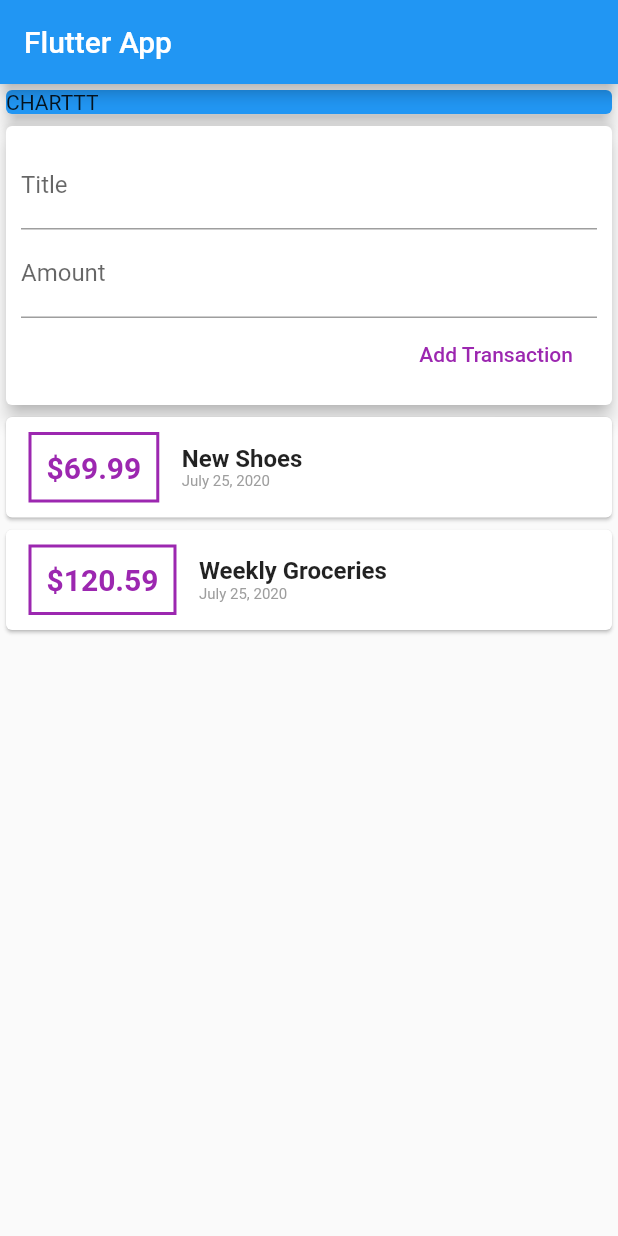
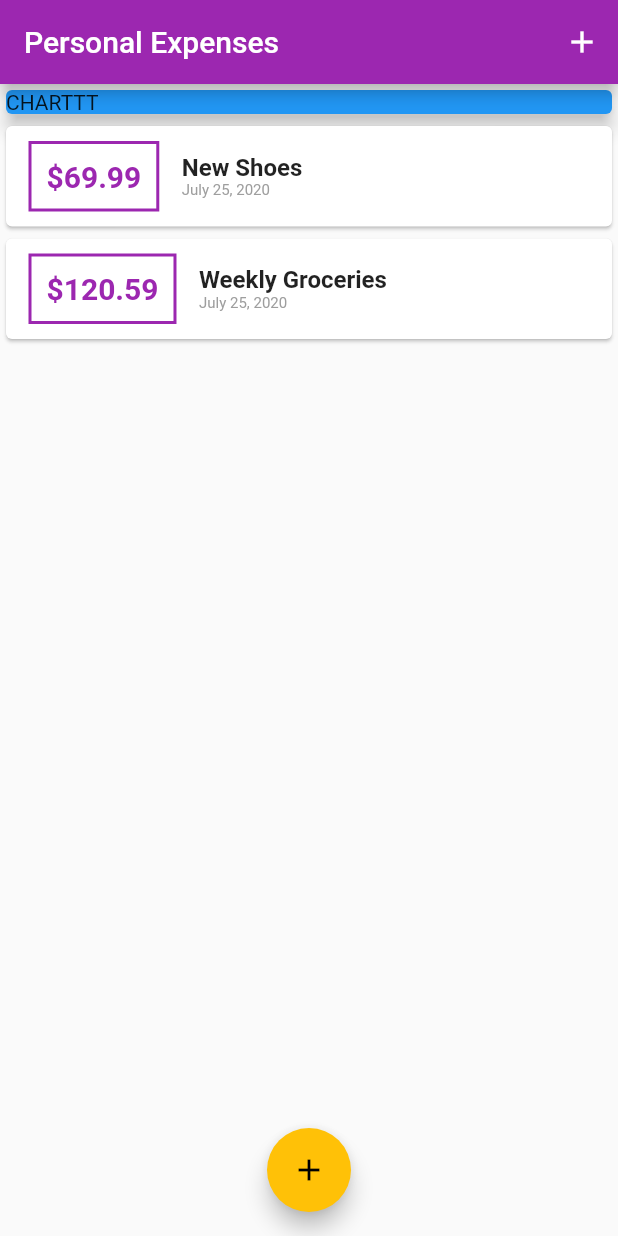
Before and after one commit to erinkelsey/personalexpenses-flutter, a Flutter app: the screen it shows after launch, on a phone screen of 412 x 824 dp. Run offline on Flutter 3.47's test engine with Material 2 defaults, Android fonts, the phone set to English and light mode, and no system bars.

Commit message:
update styling, add theme

```diff
--- a/lib/main.dart
+++ b/lib/main.dart
@@ -1,29 +1,92 @@
 import 'package:flutter/material.dart';
+import 'package:flutter/foundation.dart' show kIsWeb;
 
-import './widgets/user_transactions.dart';
+import './widgets/transaction_list.dart';
+import './widgets/new_transaction.dart';
+import './models/transaction.dart';
 
 void main() {
   runApp(MyApp());
 }
 
 class MyApp extends StatelessWidget {
-
   @override
   Widget build(BuildContext context) {
     return MaterialApp(
       title: 'Personal Expenses',
+      theme: ThemeData(
+        primarySwatch: Colors.purple,
+        accentColor: Colors.amber,
+      ),
       home: MyHomePage(),
     );
   }
 }
 
-class MyHomePage extends StatelessWidget {
+class MyHomePage extends StatefulWidget {
+
+  @override
+  _MyHomePageState createState() => _MyHomePageState();
+}
+
+class _MyHomePageState extends State<MyHomePage> {
+  final List<Transaction> _userTransactions = [
+    Transaction(
+      id: 't1',
+      title: 'New Shoes',
+      amount: 69.99,
+      date: DateTime.now()
+    ),
+    Transaction(
+      id: 't2',
+      title: 'Weekly Groceries',
+      amount: 120.59,
+      date: DateTime.now()
+    ),
+  ];
+
+  void _addNewTransaction(String txTitle, double txAmount){
+    final newTx = Transaction(
+      title: txTitle,
+      amount: txAmount,
+      date: DateTime.now(),
+      id: DateTime.now().toString(),
+    );
+
+    setState(() {
+      _userTransactions.add(newTx);
+    });
+  }
+
+  void _startAddNewTransaction(BuildContext ctx){
+    if(kIsWeb){
+      showDialog(context: ctx, builder: (_) {
+        return new AlertDialog(
+          content: NewTransaction(_addNewTransaction)
+        );
+      });
+    } else {
+      showModalBottomSheet(context: ctx, isScrollControlled: true, builder: (_) {
+        return GestureDetector(
+          onTap: () {},
+          behavior: HitTestBehavior.opaque,
+          child: NewTransaction(_addNewTransaction),
+        );
+      });
+    }
+  }
 
   @override
   Widget build(BuildContext context) {
     return Scaffold(
       appBar: AppBar(
-        title: Text('Flutter App'),
+        title: Text('Personal Expenses'),
+        actions: <Widget>[
+          IconButton(
+            icon: Icon(Icons.add),
+            onPressed: () => _startAddNewTransaction(context),
+          ),
+        ],
       ),
       body: SingleChildScrollView(
           child: Column(
@@ -38,9 +101,14 @@
                 elevation: 5,
               )
             ),
-            UserTransactions(),
+            TransactionList(_userTransactions),
           ],
         ),
+      ),
+      floatingActionButtonLocation: !kIsWeb ? FloatingActionButtonLocation.centerFloat : FloatingActionButtonLocation.endFloat,
+      floatingActionButton: FloatingActionButton(
+        child: Icon(Icons.add),
+        onPressed: () => _startAddNewTransaction(context),
       ),
     );
   }
--- a/lib/widgets/transaction_list.dart
+++ b/lib/widgets/transaction_list.dart
@@ -1,6 +1,7 @@
 import 'package:flutter/material.dart';
 import 'package:intl/intl.dart';
-import 'package:personal_expenses_app/models/transaction.dart';
+
+import '../models/transaction.dart';
 
 class TransactionList extends StatelessWidget {
   final List<Transaction> transactions;
@@ -9,8 +10,12 @@
 
   @override
   Widget build(BuildContext context) {
-    return Column(
-        children: transactions.map((tx) {
+    return Container(
+      // constraints: BoxConstraints(minWidth: 400, maxWidth: 500),
+      height: 300,
+      child: Scrollbar(
+        child: ListView.builder(
+          itemBuilder: (buildContext, index) {
             return Card(
               child: Row(
                 children: <Widget>[
@@ -21,17 +26,17 @@
                     ),
                     decoration: BoxDecoration(
                       border: Border.all(
-                    color: Colors.purple,
+                        color: Theme.of(context).primaryColor,
                         width: 2,
                       ),
                     ),
                     padding: EdgeInsets.all(10),
                     child: Text(
-                  '\$${tx.amount}',
+                      '\$${transactions[index].amount.toStringAsFixed(2)}',
                       style: TextStyle(
                         fontWeight: FontWeight.bold,
                         fontSize: 20,
-                    color: Colors.purple,
+                        color: Theme.of(context).primaryColor,
                       ),
                     ),
                   ),
@@ -39,14 +44,14 @@
                     crossAxisAlignment: CrossAxisAlignment.start,
                     children: <Widget>[
                       Text(
-                    tx.title,
+                        transactions[index].title,
                         style: TextStyle(
                           fontWeight: FontWeight.bold,
                           fontSize: 16,
                         ),
                       ),
                       Text(
-                    DateFormat.yMMMMd().format(tx.date),
+                        DateFormat.yMMMMd().format(transactions[index].date),
                         style: TextStyle(
                           fontSize: 10,
                           color: Colors.grey,
@@ -57,7 +62,10 @@
                 ],
               ),
             );
-      }).toList(),
+          },
+          itemCount: transactions.length,
+        ),
+      ),
     );
   }
 }
--- a/lib/widgets/user_transactions.dart
+++ /dev/null
@@ -1,50 +0,0 @@
-import 'package:flutter/material.dart';
-
-import '../models/transaction.dart';
-import './new_transaction.dart';
-import './transaction_list.dart';
-
-class UserTransactions extends StatefulWidget {
-  @override
-  _UserTransactionsState createState() => _UserTransactionsState();
-}
-
-class _UserTransactionsState extends State<UserTransactions> {
-  final List<Transaction> _userTransactions = [
-    Transaction(
-      id: 't1',
-      title: 'New Shoes',
-      amount: 69.99,
-      date: DateTime.now()
-    ),
-    Transaction(
-      id: 't2',
-      title: 'Weekly Groceries',
-      amount: 120.59,
-      date: DateTime.now()
-    ),
-  ];
-
-  void _addNewTransaction(String txTitle, double txAmount){
-    final newTx = Transaction(
-      title: txTitle,
-      amount: txAmount,
-      date: DateTime.now(),
-      id: DateTime.now().toString(),
-    );
-
-    setState(() {
-      _userTransactions.add(newTx);
-    });
-  }
-
-  @override
-  Widget build(BuildContext context) {
-    return Column(
-      children: <Widget>[
-        NewTransaction(_addNewTransaction),
-        TransactionList(_userTransactions),
-      ],
-    );
-  }
-}
```
Also changed, not shown: lib/widgets/new_transaction.dart (+37 -11 lines). Lines whose indentation alone changed are shown as unchanged.
